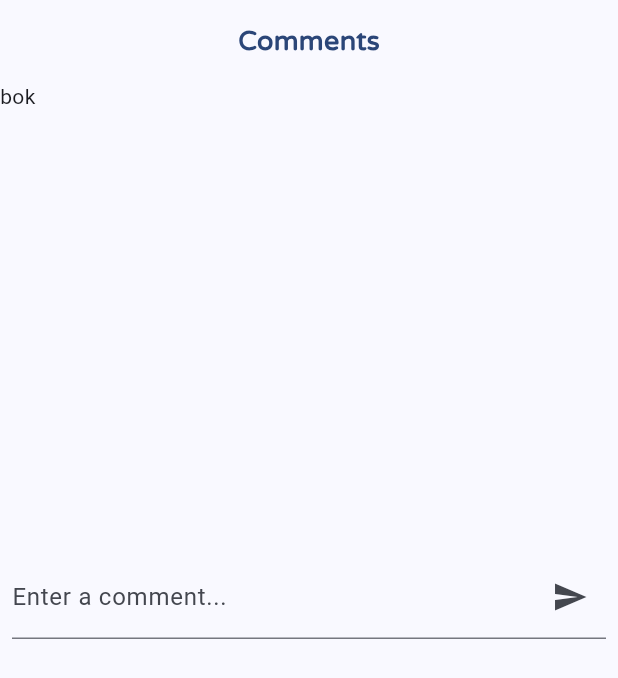
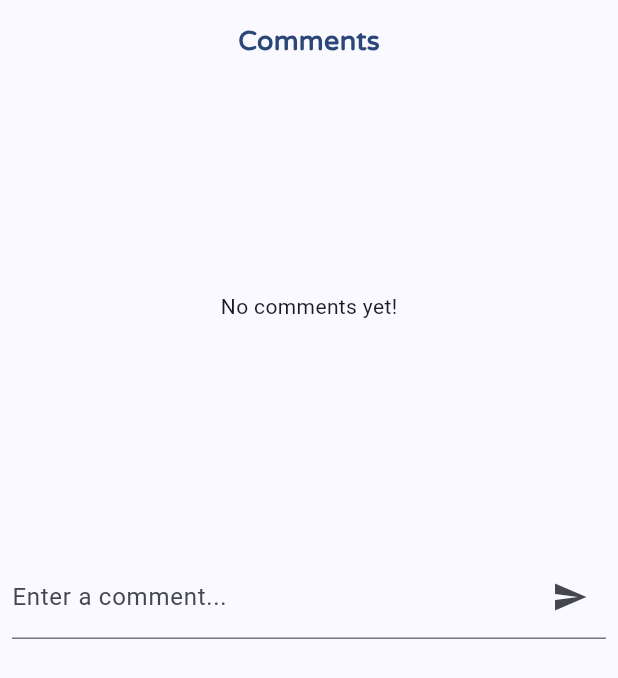
Before and after one commit to fico45/ArtGallery, a Flutter app: the CommentViewSheet widget shown alone on an empty page, opened directly with empty values, on a phone screen of 412 x 824 dp. Shown: the top 678 px of the screen. Run offline on Flutter 3.47's test engine with Material 2 defaults, Android fonts, the light colour scheme and no system bars; our stand-ins replace carousel_slider, cloud_firestore, date_time_picker, firebase_auth, firebase_core, firebase_storage and 8 more; missing offline and left inert: device_calendar, flutter_google_places, google_maps_webservice, onesignal_flutter; accounts and stored records are empty; network calls fail.

Commit message:
feat(Comment): Display comments

```diff
--- a/lib/data/controllers/exhibit_list_controller.dart
+++ b/lib/data/controllers/exhibit_list_controller.dart
@@ -116,11 +116,12 @@ class ExhibitListController extends StateNotifier<AsyncValue<List<Exhibit>>> {
     }
   }
 
-  Future<void> postExhibitComment({required Comment comment}) async {
+  Future<void> postExhibitComment(
+      {required Comment comment, required String exhibitId}) async {
     try {
       await _read(exhibitRepositoryProvider).postExhibitComment(
         comment: comment,
-        exhibitId: comment.id,
+        exhibitId: exhibitId,
       );
 
       state.whenData((exhibits) => state = AsyncValue.data(exhibits));
--- a/lib/data/model/comment_model/comment_data_model.dart
+++ b/lib/data/model/comment_model/comment_data_model.dart
@@ -9,7 +9,7 @@ abstract class Comment implements _$Comment {
   const Comment._();
 
   const factory Comment({
-    required String id,
+    String? id,
     required DateTime createdAt,
     required String commentText,
     required String userId,
--- a/lib/view/widgets/comments/show_comments_sheet.dart
+++ b/lib/view/widgets/comments/show_comments_sheet.dart
@@ -1,5 +1,6 @@
 import 'package:artgallery/data/controllers/auth_controller.dart';
 import 'package:artgallery/data/model/exhibit_model/exhibit_data_model.dart';
+import 'package:artgallery/view/widgets/comments/comment.dart';
 import 'package:flutter/material.dart';
 import 'package:flutter_riverpod/flutter_riverpod.dart';
 
@@ -54,20 +55,27 @@ class _CommentViewSheetState extends State<CommentViewSheet> {
           ),
           Container(
             height: 300,
-            child: SingleChildScrollView(
+            child: (widget.exhibit.comments != null &&
+                    widget.exhibit.comments!.isNotEmpty)
+                ? SingleChildScrollView(
                     child: ListView.builder(
                       scrollDirection: Axis.vertical,
                       shrinkWrap: true,
-                itemCount: 1,
+                      itemCount: widget.exhibit.comments!.length,
                       itemBuilder: ((context, index) {
                         return ConstrainedBox(
                           constraints: BoxConstraints(
                             maxWidth: MediaQuery.of(context).size.width,
                           ),
-                    child: Text('bok'),
+                          child: CommentBubble(
+                            comment: widget.exhibit.comments![index],
+                          ),
                         );
                       }),
                     ),
+                  )
+                : Center(
+                    child: Text('No comments yet!'),
                   ),
           ),
           Consumer(
@@ -86,13 +94,16 @@ class _CommentViewSheetState extends State<CommentViewSheet> {
                         await ref
                             .read(exhibitListControllerProvider.notifier)
                             .postExhibitComment(
+                                exhibitId: widget.exhibit.id!,
                                 comment: Comment(
                                     id: widget.exhibit.id!,
                                     createdAt: DateTime.now(),
                                     commentText: _textComment.text,
                                     userId:
                                         ref.read(authControllerProvider)!.uid));
+                        setState(() {
                           _textComment.clear();
+                        });
                       },
                     ),
                   ),
```
Also changed, not shown: lib/view/widgets/comments/comment.dart (+31 -13 lines), lib/data/model/comment_model/comment_data_model.freezed.dart, lib/data/model/comment_model/comment_data_model.g.dart. Lines whose indentation alone changed are shown as unchanged.
